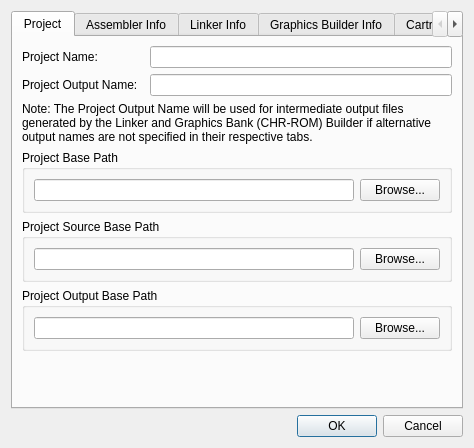
The window that designers/project_properties/projectpropertiesdialog.ui (christopherpow/nesicide) describes before a commit, drawn with Qt 5.
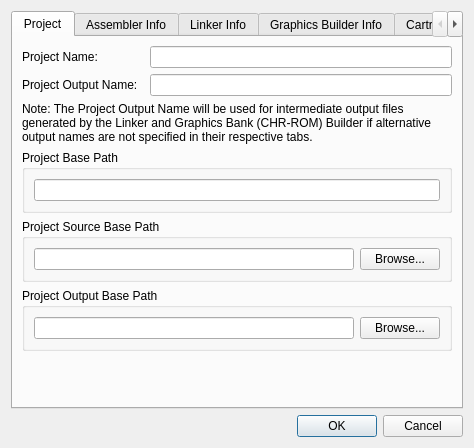
The same window after the commit. Icons and pictures are not drawn.

Commit message: more relative path fixes

Patch:
```diff
--- a/designers/project_properties/projectpropertiesdialog.ui
+++ b/designers/project_properties/projectpropertiesdialog.ui
@@ -56,17 +56,6 @@
             </property>
            </widget>
           </item>
-          <item>
-           <widget class="QPushButton" name="projectBasePathBrowse">
-            <property name="text">
-             <string>Browse...</string>
-            </property>
-            <property name="icon">
-             <iconset resource="../../resource.qrc">
-              <normaloff>:/resources/document-open.svg</normaloff>:/resources/document-open.svg</iconset>
-            </property>
-           </widget>
-          </item>
          </layout>
         </widget>
        </item>
```
The commit also changes 15 other files.
